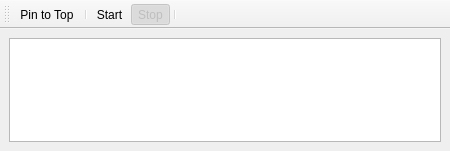
This is sources/FrontEnd/Shell/EngineWindow.ui in alimogh/trdk as Qt 5 draws it before an edit. The edited form follows.
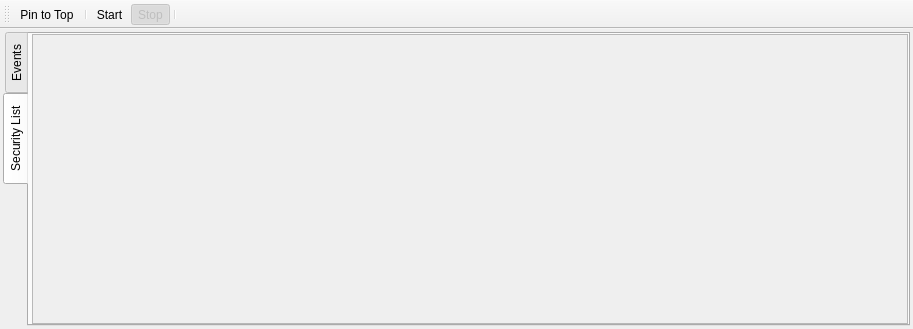
This is the edited form. The open tabs and pages were chosen to show the change.

Commit message: Added standard front-end security list with short security description and actual bid and ask prices. Added new methods to the DropCopy to copy level 1 ticks.

What changed in the file:
```diff
--- a/sources/FrontEnd/Shell/EngineWindow.ui
+++ b/sources/FrontEnd/Shell/EngineWindow.ui
@@ -9,8 +9,8 @@
    <rect>
     <x>0</x>
     <y>0</y>
-    <width>450</width>
-    <height>151</height>
+    <width>913</width>
+    <height>329</height>
    </rect>
   </property>
   <property name="minimumSize">
@@ -20,24 +20,124 @@
    </size>
   </property>
   <widget class="QWidget" name="widget">
-   <layout class="QVBoxLayout" name="verticalLayout">
-    <item>
-     <widget class="QPlainTextEdit" name="log">
-      <property name="minimumSize">
-       <size>
-        <width>0</width>
-        <height>50</height>
-       </size>
+   <layout class="QGridLayout" name="contentLayout">
+    <property name="leftMargin">
+     <number>3</number>
+    </property>
+    <property name="topMargin">
+     <number>3</number>
+    </property>
+    <property name="rightMargin">
+     <number>3</number>
+    </property>
+    <property name="bottomMargin">
+     <number>3</number>
+    </property>
+    <item row="0" column="0">
+     <widget class="QTabWidget" name="content">
+      <property name="tabPosition">
+       <enum>QTabWidget::West</enum>
       </property>
-      <property name="font">
-       <font>
-        <family>Courier New</family>
-        <pointsize>9</pointsize>
-       </font>
+      <property name="currentIndex">
+       <number>0</number>
       </property>
-      <property name="readOnly">
+      <property name="movable">
        <bool>true</bool>
       </property>
+      <widget class="QWidget" name="logPage">
+       <attribute name="title">
+        <string>Events</string>
+       </attribute>
+       <layout class="QGridLayout" name="logPageLayout">
+        <property name="leftMargin">
+         <number>3</number>
+        </property>
+        <property name="topMargin">
+         <number>0</number>
+        </property>
+        <property name="rightMargin">
+         <number>0</number>
+        </property>
+        <property name="bottomMargin">
+         <number>0</number>
+        </property>
+        <item row="0" column="0">
+         <widget class="QPlainTextEdit" name="log">
+          <property name="minimumSize">
+           <size>
+            <width>0</width>
+            <height>50</height>
+           </size>
+          </property>
+          <property name="font">
+           <font>
+            <family>Courier New</family>
+            <pointsize>9</pointsize>
+           </font>
+          </property>
+          <property name="readOnly">
+           <bool>true</bool>
+          </property>
+         </widget>
+        </item>
+       </layout>
+      </widget>
+      <widget class="QWidget" name="securityListPage">
+       <attribute name="title">
+        <string>Security List</string>
+       </attribute>
+       <layout class="QGridLayout" name="securityListPageLayout">
+        <property name="leftMargin">
+         <number>3</number>
+        </property>
+        <property name="topMargin">
+         <number>0</number>
+        </property>
+        <property name="rightMargin">
+         <number>0</number>
+        </property>
+        <property name="bottomMargin">
+         <number>0</number>
+        </property>
+        <item row="0" column="0">
+         <widget class="QTableView" name="securityList">
+          <property name="enabled">
+           <bool>false</bool>
+          </property>
+          <property name="editTriggers">
+           <set>QAbstractItemView::NoEditTriggers</set>
+          </property>
+          <property name="alternatingRowColors">
+           <bool>true</bool>
+          </property>
+          <property name="selectionMode">
+           <enum>QAbstractItemView::SingleSelection</enum>
+          </property>
+          <property name="selectionBehavior">
+           <enum>QAbstractItemView::SelectRows</enum>
+          </property>
+          <property name="gridStyle">
+           <enum>Qt::DotLine</enum>
+          </property>
+          <property name="wordWrap">
+           <bool>false</bool>
+          </property>
+          <attribute name="horizontalHeaderDefaultSectionSize">
+           <number>60</number>
+          </attribute>
+          <attribute name="horizontalHeaderMinimumSectionSize">
+           <number>50</number>
+          </attribute>
+          <attribute name="horizontalHeaderStretchLastSection">
+           <bool>true</bool>
+          </attribute>
+          <attribute name="verticalHeaderVisible">
+           <bool>false</bool>
+          </attribute>
+         </widget>
+        </item>
+       </layout>
+      </widget>
      </widget>
     </item>
    </layout>
```
The commit also changes 19 other files.
